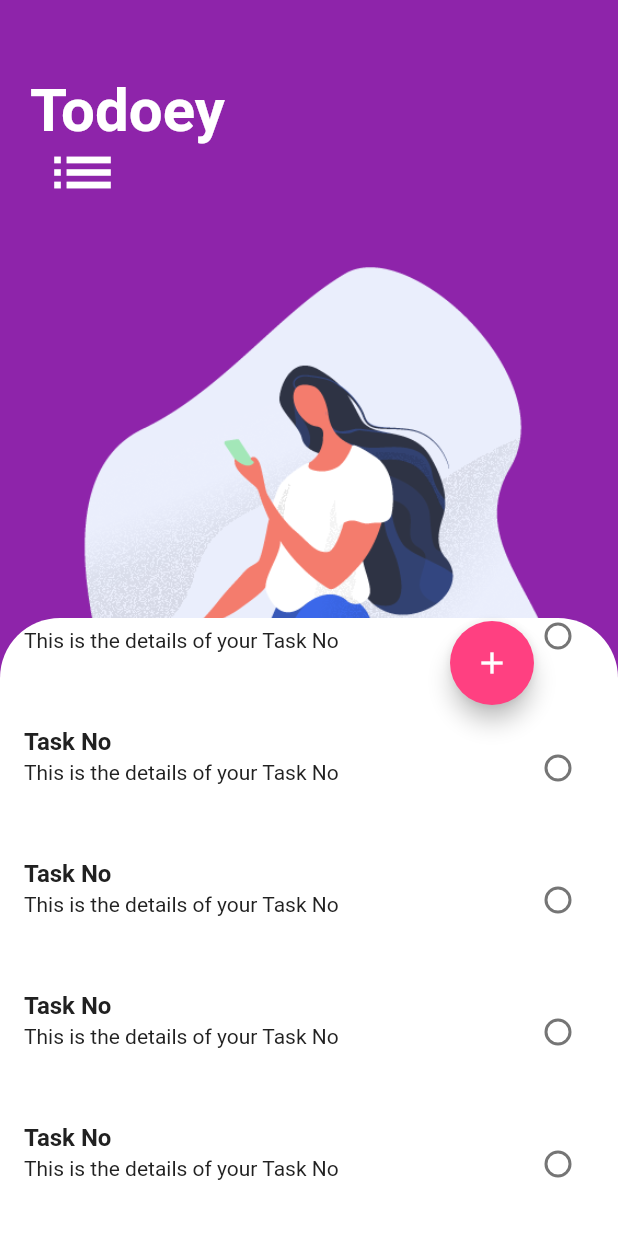
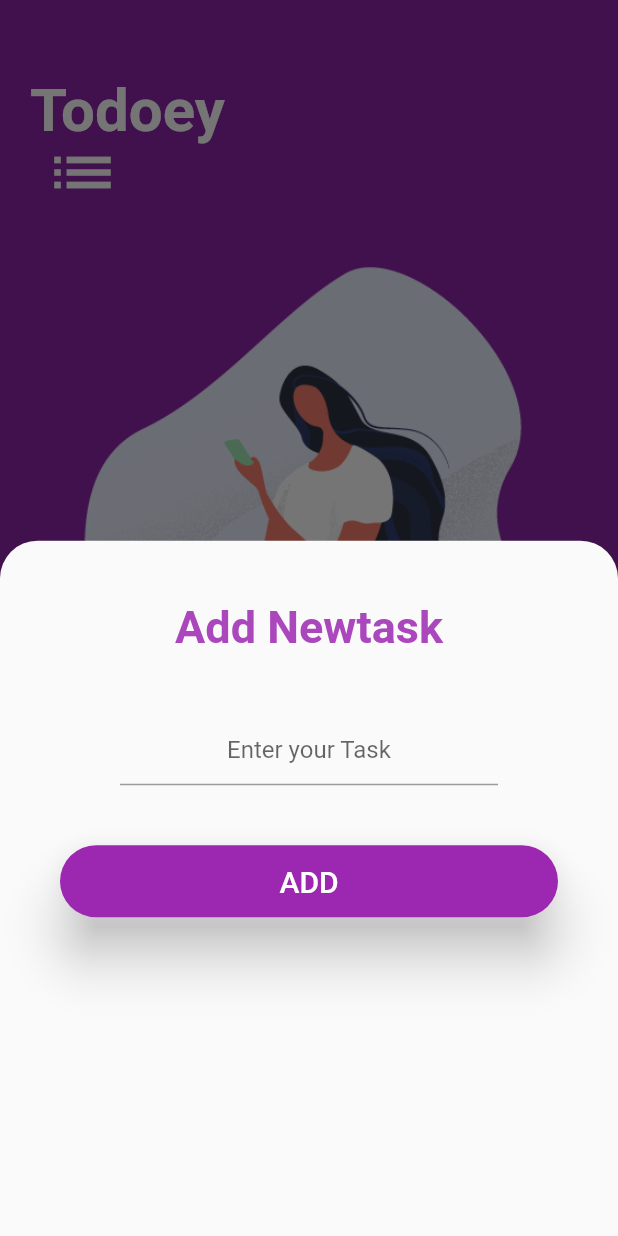
Before and after one commit to swaraj961/Todoey-FlutterApp, a Flutter app: the screen it shows after launch, scrolled down 1348 dp, after a tap on the "add" icon, on a phone screen of 412 x 824 dp. Run offline on Flutter 3.47's test engine with Material 2 defaults, Android fonts, the phone set to English and light mode, and no system bars; our stand-ins replace circular_check_box.

Commit message:
AddTask Screen Added

```diff
--- a/lib/main.dart
+++ b/lib/main.dart
@@ -1,4 +1,5 @@
 import 'package:flutter/material.dart';
+import 'package:todoapp/screen/add_task.dart';
 import 'package:todoapp/tasklist.dart';
 
 void main() => runApp(new MyApp());
@@ -79,7 +80,17 @@ class HomePage extends StatelessWidget {
                   ),
                   Positioned(
                     child: FloatingActionButton(
-                      onPressed: () {},
+                      onPressed: () {
+                        showModalBottomSheet(
+                          shape: RoundedRectangleBorder(
+                            borderRadius: BorderRadius.vertical(
+                              top: Radius.circular(25.0),
+                            ),
+                          ),
+                          context: context,
+                          builder: (context) => Addtask(),
+                        );
+                      },
                       child: Icon(
                         Icons.add,
                         color: Colors.white,
--- /dev/null
+++ b/lib/screen/add_task.dart
@@ -0,0 +1,48 @@
+import 'package:flutter/material.dart';
+
+class Addtask extends StatelessWidget {
+  @override
+  Widget build(BuildContext context) {
+    return Padding(
+      padding: EdgeInsets.all(40),
+      child: Column(
+        crossAxisAlignment: CrossAxisAlignment.stretch,
+        children: <Widget>[
+          Container(
+            child: Text(
+              'Add Newtask',
+              textAlign: TextAlign.center,
+              style: TextStyle(
+                color: Colors.purple.shade400,
+                fontWeight: FontWeight.w700,
+                fontSize: 30,
+              ),
+            ),
+          ),
+          Padding(
+            padding: EdgeInsets.all(40),
+            child: TextFormField(
+              textAlign: TextAlign.center,
+              decoration: InputDecoration(
+                hintText: 'Enter your Task',
+              ),
+            ),
+          ),
+          Material(
+            elevation: 15,
+            shape:
+                RoundedRectangleBorder(borderRadius: BorderRadius.circular(30)),
+            color: Colors.purple.shade500,
+            child: MaterialButton(
+              child: Text(
+                'ADD',
+                style: TextStyle(color: Colors.white, fontSize: 20),
+              ),
+              onPressed: null,
+            ),
+          )
+        ],
+      ),
+    );
+  }
+}
--- a/lib/tasklist.dart
+++ b/lib/tasklist.dart
@@ -1,6 +1,8 @@
 import 'package:flutter/material.dart';
 import 'package:circular_check_box/circular_check_box.dart';
-   bool checkvalue = false;
+
+bool checkvalue = false;
+
 class Tasklist extends StatefulWidget {
   @override
   _TasklistState createState() => _TasklistState();
@@ -9,7 +11,6 @@ class Tasklist extends StatefulWidget {
 class _TasklistState extends State<Tasklist> {
   @override
   Widget build(BuildContext context) {
-
     return ListTile(
       isThreeLine: true, //maintains space between tiles
       title: Text(
@@ -24,13 +25,10 @@ class _TasklistState extends State<Tasklist> {
         value: checkvalue,
         onChanged: (ontap) {
           setState(() {
-             checkvalue = ontap;
+            checkvalue = ontap;
           });
-
         },
-
-        activeColor: Colors.blueAccent,
-
+        activeColor: Colors.greenAccent,
       ),
     );
   }
```
